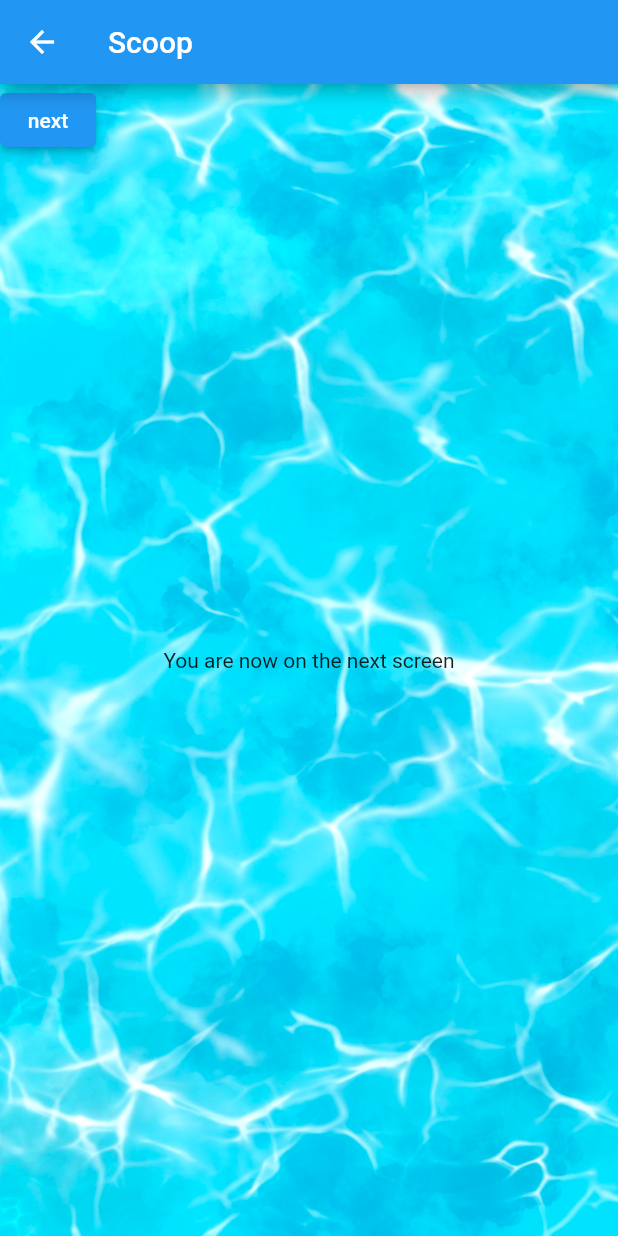
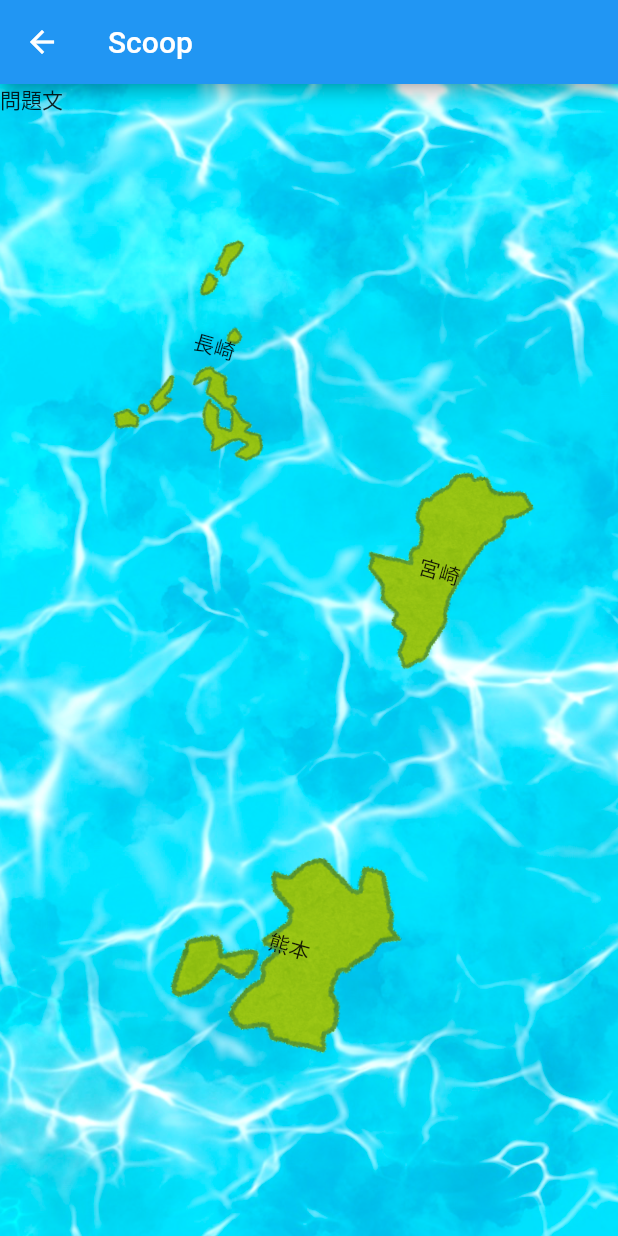
Before and after one commit to Taiyou3014/spajam2023, a Flutter app: the Scoop screen opened directly, on a phone screen of 412 x 824 dp. Run offline on Flutter 3.47's test engine with Material 2 defaults, Android fonts, the phone set to English and light mode, and no system bars; our stand-ins replace firebase_core; accounts and stored records are empty.

Commit message:
[add] scoop view

```diff
--- /dev/null
+++ b/lib/prefecture.dart
@@ -0,0 +1,8 @@
+import 'package:flutter/material.dart';
+
+class Prefecture {
+  final String image_path;
+  final String name;
+
+  Prefecture({required this.image_path, required this.name});
+}
--- a/lib/scoop.dart
+++ b/lib/scoop.dart
@@ -1,37 +1,159 @@
 import 'package:flutter/material.dart';
 import 'ans.dart';
+import 'dart:math';
+import 'prefecture.dart';
 
 // Scoop(掬う) 都道府県を掬う画面
-class Scoop extends StatelessWidget {
+class Scoop extends StatefulWidget {
   const Scoop({Key? key}) : super(key: key);
+
+  @override
+  State<Scoop> createState() => _ScoopState();
+}
+
+class _ScoopState extends State<Scoop> with SingleTickerProviderStateMixin {
+  late AnimationController controller;
+  late Tween<double> positionedTween;
+  late Tween<double> rotateTween; // <<< 2つ目のアニメーションのTween
+  late Animation<double> rotateAnimation; // <<< 2つ目のアニメーション
+  late Animation<double> positionedAnimation;
+
+  final Prefecture_width = 150.0;
+  final Prefecture_hight = 150.0;
+
+  var prefecture_list = _shuffle([0, 1, 2, 3, 4]);
+
+  List<Prefecture> imageWidgets = [
+    Prefecture(image_path: 'assets/images/prefectures/fukuoka.png', name: '福岡'),
+    Prefecture(
+        image_path: 'assets/images/prefectures/kagoshima.png', name: '鹿児島'),
+    Prefecture(
+        image_path: 'assets/images/prefectures/kumamoto.png', name: '熊本'),
+    Prefecture(
+        image_path: 'assets/images/prefectures/miyazaki.png', name: '宮崎'),
+    Prefecture(
+        image_path: 'assets/images/prefectures/nagasaki.png', name: '長崎'),
+  ];
+
+  @override
+  void initState() {
+    var num_ans = _shuffle([0, 1, 2]);
+    controller =
+        AnimationController(duration: Duration(seconds: 2), vsync: this);
+    controller.addStatusListener((status) {
+      if (status == AnimationStatus.completed) {
+        controller.reverse();
+      } else if (status == AnimationStatus.dismissed) {
+        controller.forward();
+      }
+    });
+    rotateTween =
+        Tween(begin: -0.1 * pi, end: 0.1 * pi); // <<< 回転のアニメーションの始点と終点を定義
+    positionedTween = Tween(begin: -20, end: 20.0);
+    rotateAnimation = controller.drive(rotateTween); // <<< 回転のアニメーションを生成
+    positionedAnimation = controller.drive(positionedTween);
+    super.initState();
+    controller.forward();
+  }
+
+  @override
+  void dispose() {
+    controller.dispose();
+    super.dispose();
+  }
 
   @override
   Widget build(BuildContext context) {
     return Scaffold(
       appBar: AppBar(title: const Text("Scoop")),
-      body: Stack(
-        children: [
+      body: AnimatedBuilder(
+        animation: controller,
+        builder: (context, _) {
+          return Stack(
+            children: <Widget>[
               Image.asset(
                 'assets/images/water.jpg',
                 fit: BoxFit.cover,
                 width: double.infinity,
                 height: double.infinity,
               ),
-          const Center(
-            child: Text("You are now on the next screen"),
+              Text('問題文'),
+
+              // 1つ目の県
+              Positioned(
+                top: 100.0,
+                left: 50.0 + positionedAnimation.value,
+                width: Prefecture_width,
+                height: Prefecture_hight,
+                child: Transform.rotate(
+                  angle: rotateAnimation.value, // <<< 回転のアニメーション変化を適用
+                  child: Stack(
+                    alignment: Alignment.center,
+                    children: [
+                      Image.asset(
+                        imageWidgets[prefecture_list[0]].image_path,
+                        fit: BoxFit.cover,
                       ),
-          ElevatedButton(
-            onPressed: () {
-              Navigator.push(
-                context,
-                MaterialPageRoute(
-                    builder: (context) => MoneyAnimation(flag: false)),
+                      Text(imageWidgets[prefecture_list[0]].name),
+                    ],
+                  ),
+                ),
+              ),
+              // 2つ目の県
+              Positioned(
+                top: 250.0,
+                left: 200.0 + positionedAnimation.value,
+                width: Prefecture_width,
+                height: Prefecture_hight,
+                child: Transform.rotate(
+                  angle: rotateAnimation.value, // <<< 回転のアニメーション変化を適用
+                  child: Stack(
+                    alignment: Alignment.center,
+                    children: [
+                      Image.asset(
+                        imageWidgets[prefecture_list[1]].image_path,
+                        fit: BoxFit.cover,
+                      ),
+                      Text(imageWidgets[prefecture_list[1]].name),
+                    ],
+                  ),
+                ),
+              ),
+              // 3つ目の県
+              Positioned(
+                top: 500.0,
+                left: 100.0 + positionedAnimation.value,
+                width: Prefecture_width,
+                height: Prefecture_hight,
+                child: Transform.rotate(
+                  angle: rotateAnimation.value, // <<< 回転のアニメーション変化を適用
+                  child: Stack(
+                    alignment: Alignment.center,
+                    children: [
+                      Image.asset(
+                        imageWidgets[prefecture_list[2]].image_path,
+                        fit: BoxFit.cover,
+                      ),
+                      Text(imageWidgets[prefecture_list[2]].name),
+                    ],
+                  ),
+                ),
+              ),
+            ],
           );
         },
-            child: const Text("next"),
-          ),
-        ],
       ),
     );
   }
 }
+
+List _shuffle(List items) {
+  var random = new Random();
+  for (var i = items.length - 1; i > 0; i--) {
+    var n = random.nextInt(i + 1);
+    var temp = items[i];
+    items[i] = items[n];
+    items[n] = temp;
+  }
+  return items;
+}
--- a/pubspec.yaml
+++ b/pubspec.yaml
@@ -34,3 +34,9 @@ flutter:
     - assets/images/water.jpg
     - assets/images/seikai.png
     - assets/images/fuseikai.png
+
+    - assets/images/prefectures/fukuoka.png
+    - assets/images/prefectures/kagoshima.png
+    - assets/images/prefectures/kumamoto.png
+    - assets/images/prefectures/miyazaki.png
+    - assets/images/prefectures/nagasaki.png
```
Also changed, not shown: assets/images/prefectures/fukuoka.png (added), assets/images/prefectures/kagoshima.png (added), assets/images/prefectures/kumamoto.png (added), assets/images/prefectures/miyazaki.png (added), assets/images/prefectures/nagasaki.png (added), assets/images/prefectures/okinawa.png (added), assets/images/prefectures/ooita.png (added), assets/images/prefectures/saga.png (added). Lines whose indentation alone changed are shown as unchanged.
